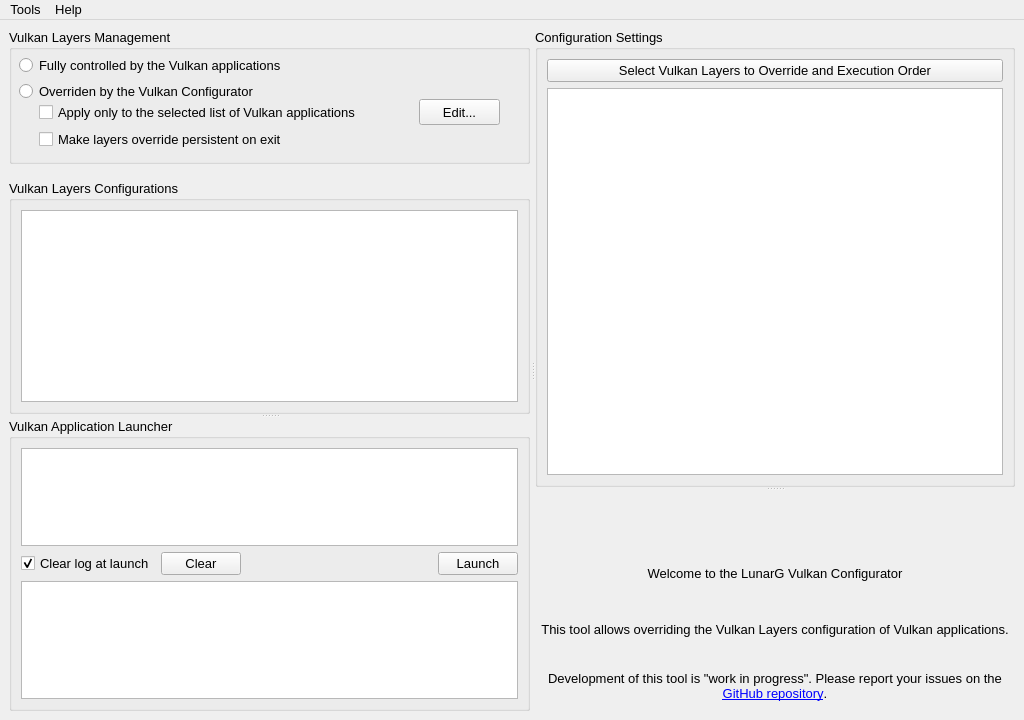
Before: the Qt Designer form vkconfig/mainwindow.ui in tksuoran/VulkanTools, drawn with Qt 5.
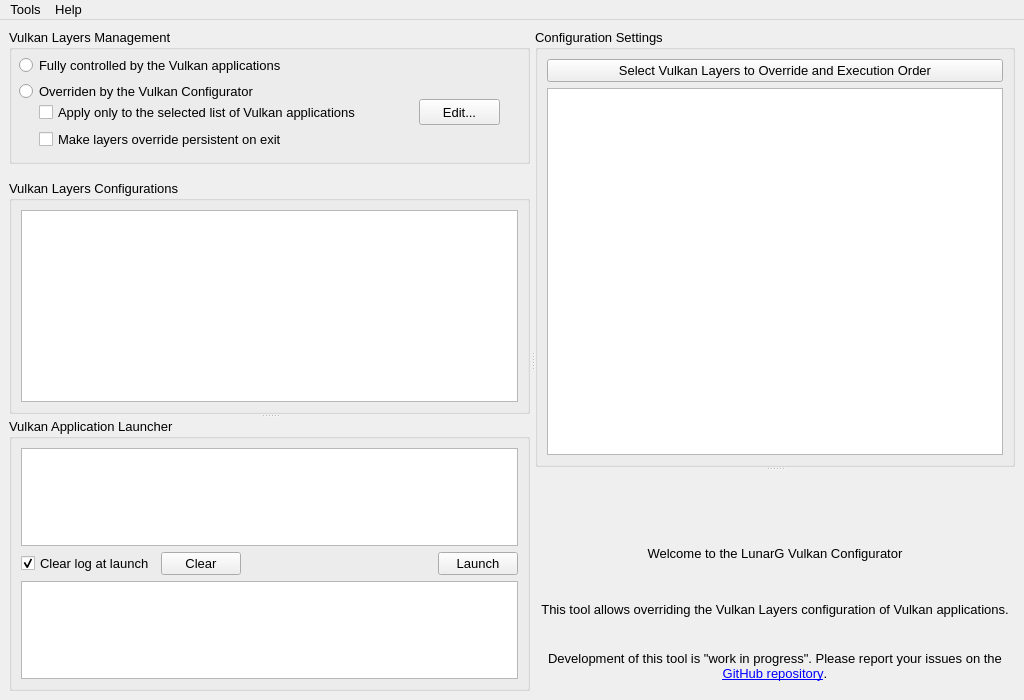
After: the same form once the commit is applied. Icons and pictures are not drawn.

Commit message: vkconfig: Resize window to fit on 1440p 150% scaling

```diff
--- a/vkconfig/mainwindow.ui
+++ b/vkconfig/mainwindow.ui
@@ -7,7 +7,7 @@
     <x>0</x>
     <y>0</y>
     <width>1024</width>
-    <height>720</height>
+    <height>700</height>
    </rect>
   </property>
   <property name="sizePolicy">
```
The commit also changes 2 other files.
